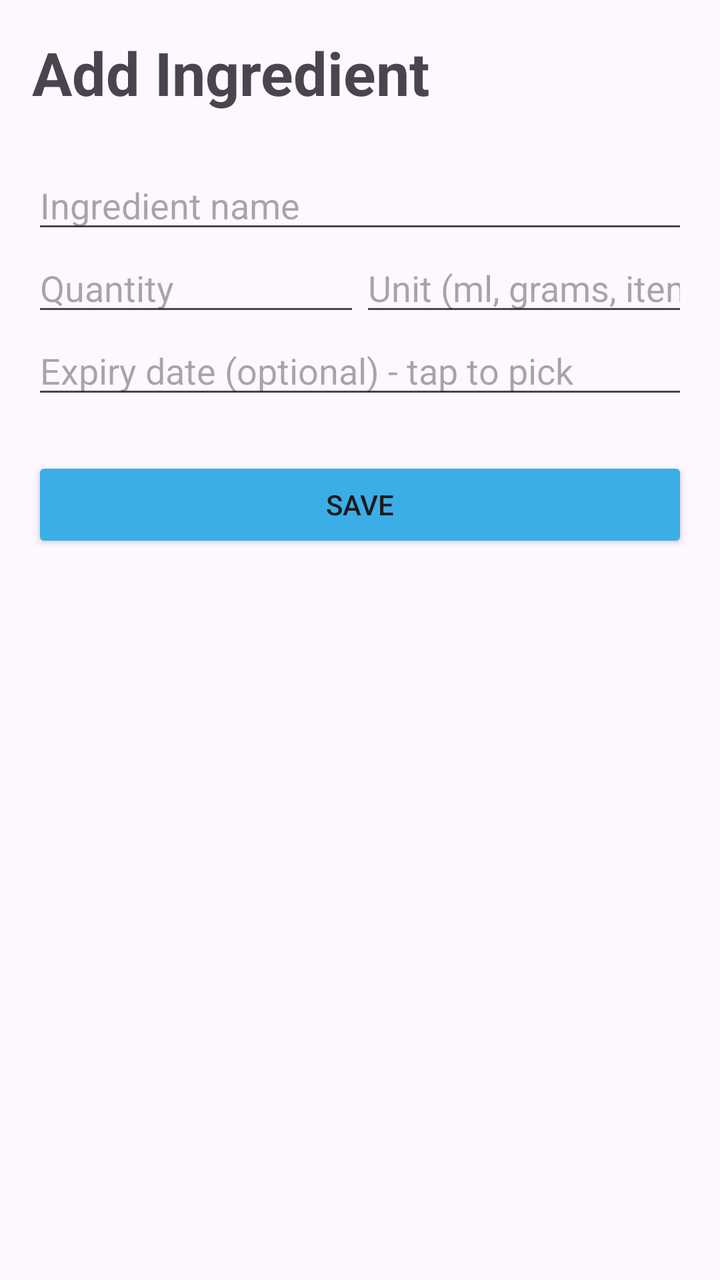
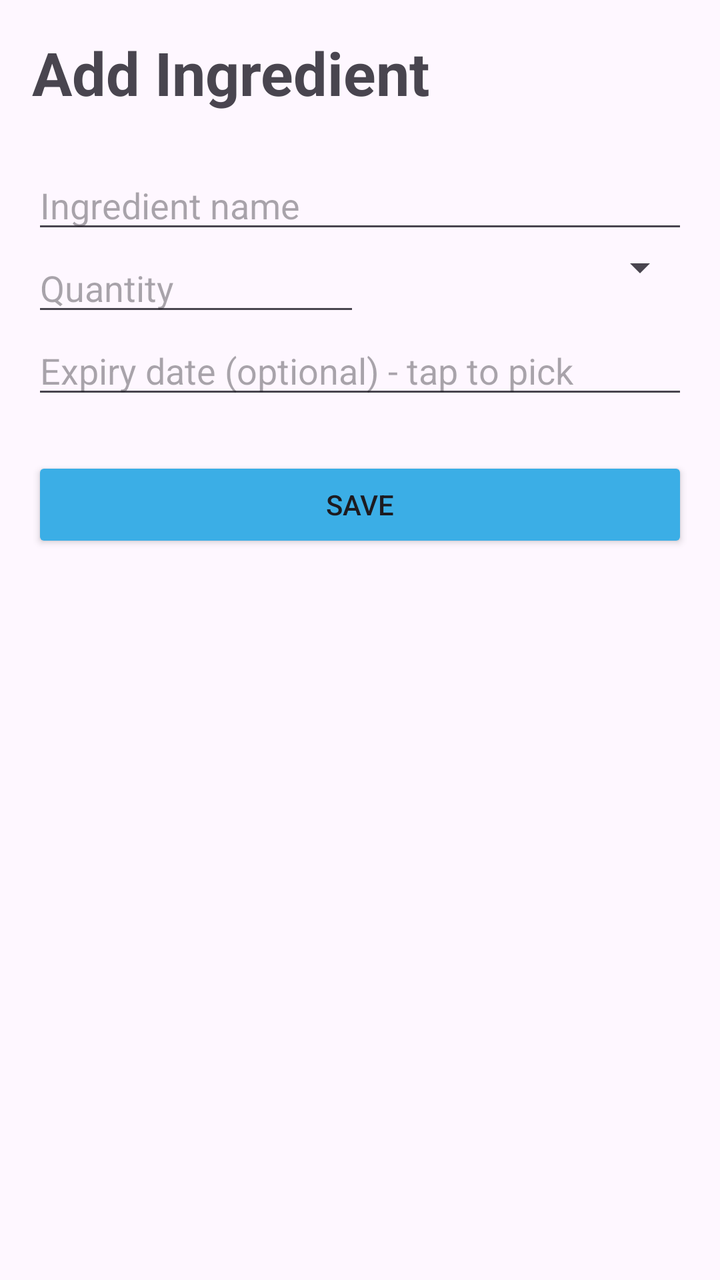

An Android layout rendered at two revisions. The XML below is the earlier revision; the diff shows what the commit changed to produce the second picture.
<!-- AndroidManifest.xml: application theme Theme.SmartPantry -->
<!-- res/layout/add_ingredient_screen.xml -->
<?xml version="1.0" encoding="utf-8"?>
<LinearLayout xmlns:android="http://schemas.android.com/apk/res/android"
    android:layout_width="match_parent"
    android:layout_height="match_parent"
    android:orientation="vertical"
    android:padding="16dp">

    <TextView
        android:id="@+id/textView2"
        android:layout_width="match_parent"
        android:layout_height="wrap_content"
        android:paddingBottom="24dp"
        android:text="Add Ingredient"
        android:textAlignment="center"
        android:textSize="30sp"
        android:textStyle="bold" />

    <EditText
        android:id="@+id/ETT_IngredientName"
        android:layout_width="match_parent"
        android:layout_height="wrap_content"
        android:ems="10"
        android:hint="Ingredient name"
        android:inputType="text" />

    <LinearLayout
        android:layout_width="match_parent"
        android:layout_height="wrap_content"
        android:orientation="horizontal">

        <EditText
            android:id="@+id/ETT_Quantity"
            android:layout_width="0dp"
            android:layout_height="wrap_content"
            android:layout_weight="1"
            android:ems="10"
            android:hint="Quantity"
            android:inputType="numberDecimal" />

        <EditText
            android:id="@+id/ETT_UnityType"
            android:layout_width="0dp"
            android:layout_height="wrap_content"
            android:layout_weight="1"
            android:ems="10"
            android:hint="Unit (ml, grams, items)"
            android:inputType="text" />

    </LinearLayout>

    <EditText
        android:id="@+id/ETT_ExpiryDate"
        android:layout_width="match_parent"
        android:layout_height="wrap_content"
        android:ems="10"
        android:focusable="false"
        android:hint="Expiry date (optional) - tap to pick"
        android:inputType="none" />

    <Button
        android:id="@+id/btn_Save"
        android:layout_width="match_parent"
        android:layout_height="wrap_content"
        android:layout_marginTop="24dp"
        android:backgroundTint="#3BAEE6"
        android:text="Save"
        android:textColorLink="#2196F3" />

    <Button
        android:id="@+id/btn_Delete"
        android:layout_width="match_parent"
        android:layout_height="wrap_content"
        android:layout_marginTop="8dp"
        android:text="Delete"
        android:visibility="gone" />

</LinearLayout>
<!-- resources referenced by this layout -->
<resources>
  <style name="Theme.SmartPantry" parent="Base.Theme.SmartPantry" />
  <style name="Base.Theme.SmartPantry" parent="Theme.Material3.DayNight.NoActionBar">
          
          
      </style>
</resources>

<!-- the commit's change to res/layout/add_ingredient_screen.xml (unified diff, before → after) -->
@@ -37,14 +37,11 @@
             android:hint="Quantity"
             android:inputType="numberDecimal" />
 
-        <EditText
-            android:id="@+id/ETT_UnityType"
+        <Spinner
+            android:id="@+id/spinner"
             android:layout_width="0dp"
             android:layout_height="wrap_content"
-            android:layout_weight="1"
-            android:ems="10"
-            android:hint="Unit (ml, grams, items)"
-            android:inputType="text" />
+            android:layout_weight="1" />
 
     </LinearLayout>
 
